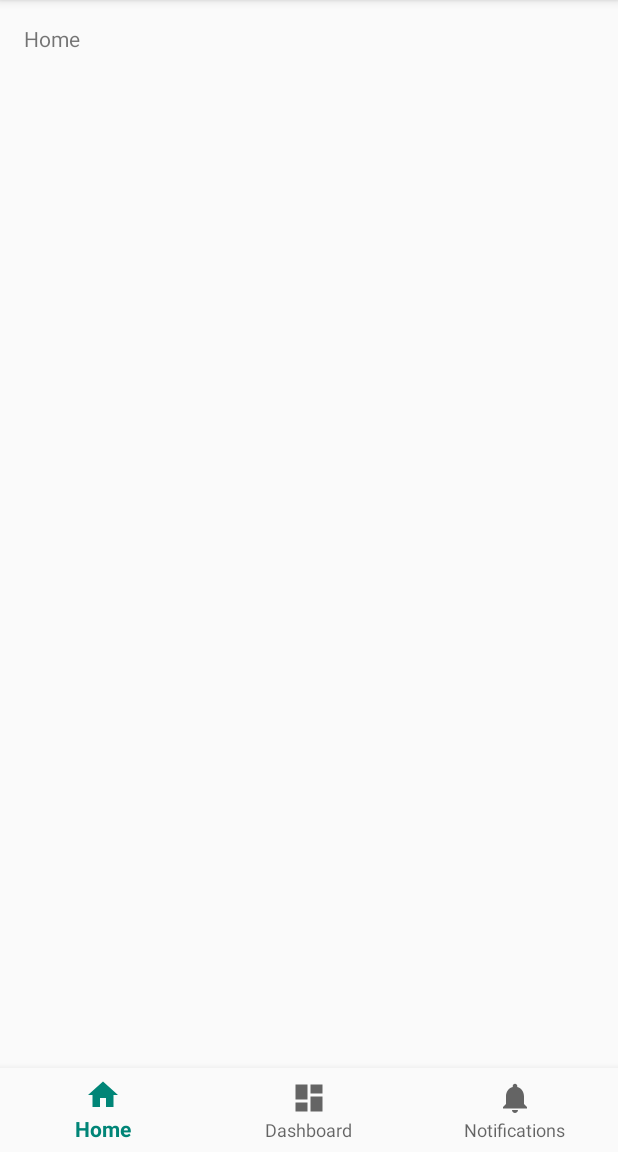
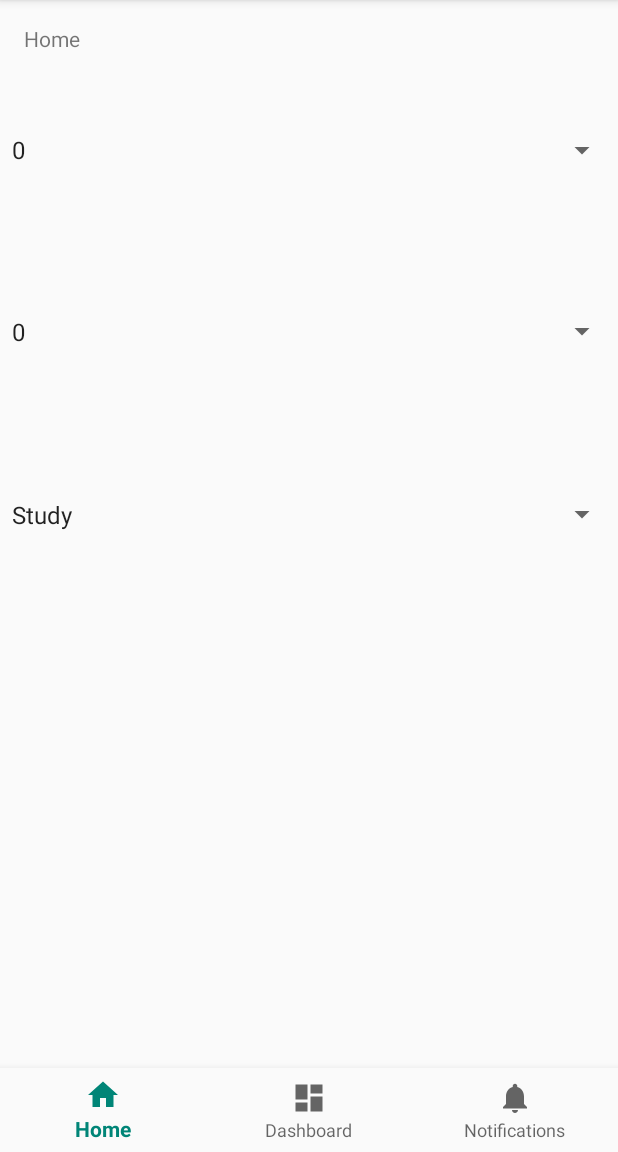
Before and after one commit to victoriamp/ScheduleApp, an Android app: the screen it shows after launch (MainActivity), on a phone screen of 412 x 824 dp, the part 84-1236 px from its top. Run offline under Robolectric (Android 15) with nearby library versions, the phone set to English and light mode, and no system bars.

Commit message:
Drop down code

```diff
--- a/app/src/main/res/layout/activity_main.xml
+++ b/app/src/main/res/layout/activity_main.xml
@@ -1,18 +1,60 @@
 <?xml version="1.0" encoding="utf-8"?>
-<android.support.constraint.ConstraintLayout
-    xmlns:android="http://schemas.android.com/apk/res/android"
+<android.support.constraint.ConstraintLayout xmlns:android="http://schemas.android.com/apk/res/android"
     xmlns:app="http://schemas.android.com/apk/res-auto"
     xmlns:tools="http://schemas.android.com/tools"
     android:id="@+id/container"
-    android:layout_width="match_parent"
-    android:layout_height="match_parent"
+    android:layout_width="fill_parent"
+    android:layout_height="fill_parent"
+    android:orientation="vertical"
     tools:context=".MainActivity">
+
+
+    <Spinner
+        android:id="@+id/spinner1"
+        android:layout_width="0dp"
+        android:layout_height="40dp"
+        android:layout_marginTop="80dp"
+        android:layout_marginBottom="80dp"
+        android:entries="@array/time_array_hours"
+        android:orientation="vertical"
+        android:prompt="@string/time_prompt_hours"
+        app:layout_constraintBottom_toTopOf="@+id/spinner2"
+        app:layout_constraintEnd_toEndOf="parent"
+        app:layout_constraintHorizontal_bias="0.0"
+        app:layout_constraintStart_toStartOf="parent"
+        app:layout_constraintTop_toTopOf="parent" />
+
+    <Spinner
+        android:id="@+id/spinner2"
+        android:layout_width="0dp"
+        android:layout_height="42dp"
+        android:layout_marginBottom="80dp"
+        android:entries="@array/time_array_minutes"
+        android:orientation="vertical"
+        android:prompt="@string/time_prompt_minutes"
+        app:layout_constraintBottom_toTopOf="@+id/spinner3"
+        app:layout_constraintEnd_toEndOf="parent"
+        app:layout_constraintHorizontal_bias="0.0"
+        app:layout_constraintStart_toStartOf="parent"
+        app:layout_constraintTop_toBottomOf="@+id/spinner1" />
+
+    <Spinner
+        android:id="@+id/spinner3"
+        android:layout_width="0dp"
+        android:layout_height="42dp"
+        android:layout_marginTop="80dp"
+        android:entries="@array/Category_array"
+        android:orientation="vertical"
+        android:prompt="@string/Category_prompt"
+        app:layout_constraintEnd_toEndOf="parent"
+        app:layout_constraintHorizontal_bias="0.0"
+        app:layout_constraintStart_toStartOf="parent"
+        app:layout_constraintTop_toBottomOf="@+id/spinner2" />
 
     <TextView
         android:id="@+id/message"
         android:layout_width="wrap_content"
         android:layout_height="wrap_content"
-        android:layout_marginStart="@dimen/activity_horizontal_margin"
         android:layout_marginLeft="@dimen/activity_horizontal_margin"
         android:layout_marginTop="@dimen/activity_vertical_margin"
         android:text="@string/title_home"
@@ -23,8 +65,6 @@
         android:id="@+id/navigation"
         android:layout_width="0dp"
         android:layout_height="wrap_content"
-        android:layout_marginEnd="0dp"
-        android:layout_marginStart="0dp"
         android:background="?android:attr/windowBackground"
         app:layout_constraintBottom_toBottomOf="parent"
         app:layout_constraintLeft_toLeftOf="parent"
--- a/app/src/main/res/values/strings.xml
+++ b/app/src/main/res/values/strings.xml
@@ -3,4 +3,40 @@
     <string name="title_home">Home</string>
     <string name="title_dashboard">Dashboard</string>
     <string name="title_notifications">Notifications</string>
+
+    <string name="time_prompt_hours">How many hours would you like to allocate?</string>
+    <string-array name="time_array_hours">
+        <item>0</item>
+        <item>1</item>
+        <item>2</item>
+        <item>3</item>
+        <item>4</item>
+        <item>5</item>
+    </string-array>
+
+    <string name="time_prompt_minutes">How many minutes would you like to allocate?</string>
+    <string-array name="time_array_minutes">
+        <item>0</item>
+        <item>5</item>
+        <item>10</item>
+        <item>15</item>
+        <item>20</item>
+        <item>25</item>
+        <item>30</item>
+        <item>35</item>
+        <item>40</item>
+        <item>45</item>
+        <item>50</item>
+        <item>55</item>
+    </string-array>
+
+    <string name="Category_prompt">What category does your task come under?</string>
+    <string-array name="Category_array">
+        <item>Study</item>
+        <item>Health</item>
+        <item>Leisure</item>
+        <item>Home</item>
+        <item>Other</item>
+    </string-array>
+
 </resources>
```
